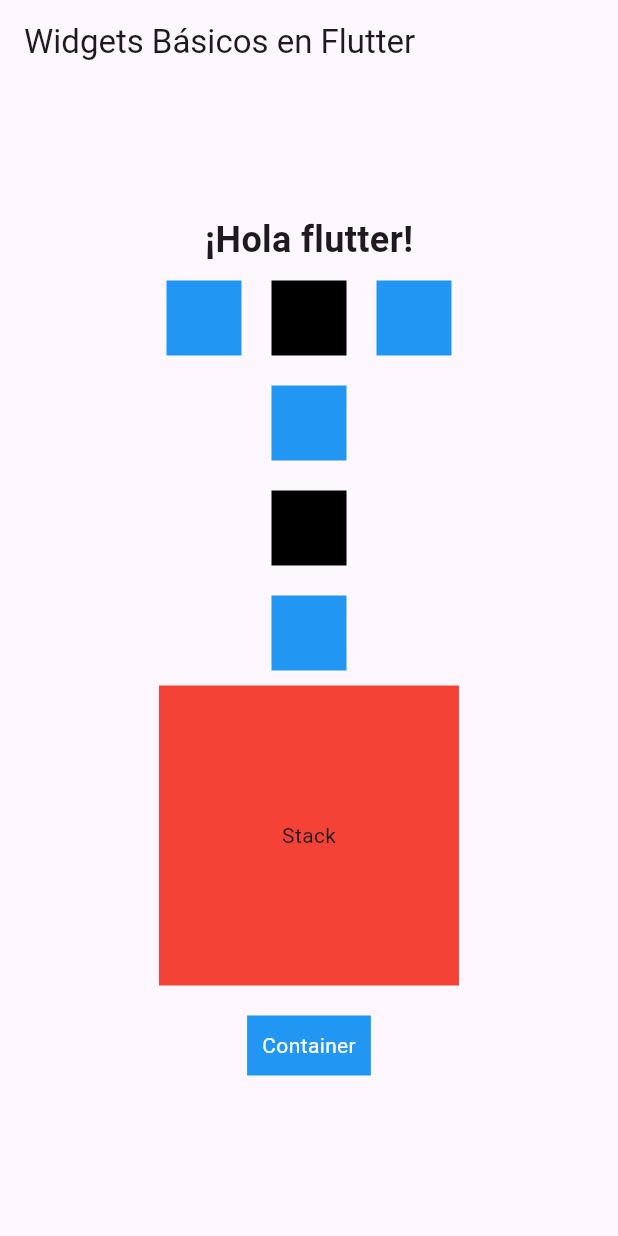
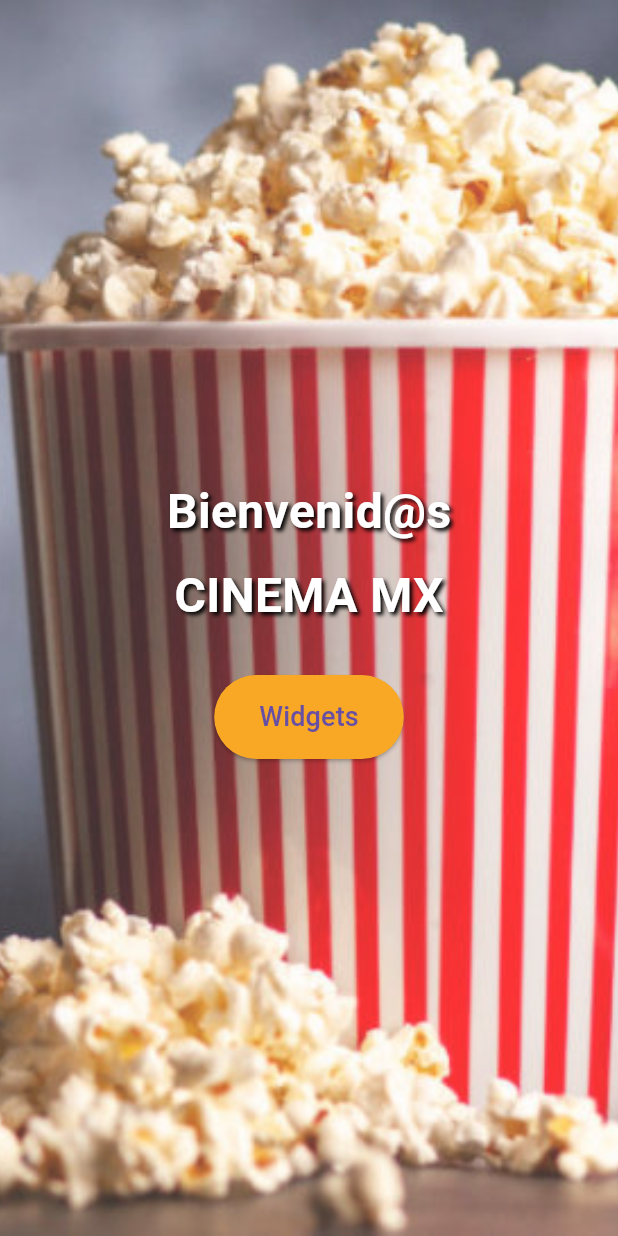
Before and after one commit to ivan14/3.5.-Home-screen, a Flutter app: the screen it shows after launch, on a phone screen of 412 x 824 dp. Run offline on Flutter 3.47's test engine with Material 3 defaults, Android fonts, the phone set to English and light mode, and no system bars.

Commit message:
Moviendo proyecto a '3.5. Home Screen'

```diff
--- /dev/null
+++ b/lib/inicio.dart
@@ -0,0 +1,82 @@
+import 'package:flutter/material.dart';
+import 'widgets.dart';
+
+class InicioScreen extends StatelessWidget {
+  const InicioScreen({super.key});
+
+  @override
+  Widget build(BuildContext context) {
+    return Scaffold(
+      body: Stack(
+        children: [
+
+          Container(
+            decoration: const BoxDecoration(
+              image: DecorationImage(
+                image: AssetImage('assets/fondo.jpeg'),
+                fit: BoxFit.cover,
+                opacity: 0.8,
+              ),
+            ),
+          ),
+          // Contenido
+          Center(
+            child: Column(
+              mainAxisAlignment: MainAxisAlignment.center,
+              children: [
+                const Text(
+                  'Bienvenid@s',
+                  style: TextStyle(
+                    fontSize: 32,
+                    fontWeight: FontWeight.bold,
+                    color: Colors.white,
+                    shadows: [
+                      Shadow(
+                        offset: Offset(2.0, 2.0),
+                        blurRadius: 3.0,
+                        color: Colors.black,
+                      ),
+                    ],
+                  ),
+                ),
+                const SizedBox(height: 10),
+                const Text(
+                  'CINEMA MX',
+                  style: TextStyle(
+                    fontSize: 32,
+                    fontWeight: FontWeight.bold,
+                    color: Colors.white,
+                    shadows: [
+                      Shadow(
+                        offset: Offset(2.0, 2.0),
+                        blurRadius: 3.0,
+                        color: Colors.black,
+                      ),
+                    ],
+                  ),
+                ),
+                const SizedBox(height: 30),
+                ElevatedButton(
+                  onPressed: () {
+                    Navigator.push(
+                      context,
+                      MaterialPageRoute(builder: (context) => const WidgetsScreen()),
+                    );
+                  },
+                  style: ElevatedButton.styleFrom(
+                    backgroundColor: Colors.yellow[800],
+                    padding: const EdgeInsets.symmetric(horizontal: 30, vertical: 15),
+                  ),
+                  child: const Text(
+                    'Widgets',
+                    style: TextStyle(fontSize: 18),
+                  ),
+                ),
+              ],
+            ),
+          ),
+        ],
+      ),
+    );
+  }
+}
--- a/lib/main.dart
+++ b/lib/main.dart
@@ -1,4 +1,5 @@
 import 'package:flutter/material.dart';
+import 'inicio.dart';
 
 void main() {
   runApp(const MyApp());
@@ -10,94 +11,9 @@ class MyApp extends StatelessWidget {
   @override
   Widget build(BuildContext context) {
     return MaterialApp(
-      title: 'LDSW -3.4 Widgets Básicos',
-      home: Scaffold(
-        appBar: AppBar(
-          title: const Text('Widgets Básicos en Flutter'),
-        ),
-        body: Center(
-          child: Column(
-            mainAxisAlignment: MainAxisAlignment.center,
-            children: [
-              // Widget Text
-              const Text(
-                '¡Hola flutter!',
-                style: TextStyle(fontSize: 24, fontWeight: FontWeight.bold),
-              ),
-              // Widget Row
-              Row(
-                mainAxisAlignment: MainAxisAlignment.center,
-                children: [
-                  Container(
-                    margin: const EdgeInsets.all(10),
-                    color: Colors.blue,
-                    width: 50,
-                    height: 50,
-                  ),
-                  Container(
-                    margin: const EdgeInsets.all(10),
-                    color: Colors.black,
-                    width: 50,
-                    height: 50,
-                  ),
-                  Container(
-                    margin: const EdgeInsets.all(10),
-                    color: Colors.blue,
-                    width: 50,
-                    height: 50,
-                  ),
-                ],
-              ),
-              // Widget Column
-              Column(
-                mainAxisAlignment: MainAxisAlignment.center,
-                children: [
-                  Container(
-                    margin: const EdgeInsets.all(10),
-                    color: Colors.blue,
-                    width: 50,
-                    height: 50,
-                  ),
-                  Container(
-                    margin: const EdgeInsets.all(10),
-                    color: Colors.black,
-                    width: 50,
-                    height: 50,
-                  ),
-                  Container(
-                    margin: const EdgeInsets.all(10),
-                    color: Colors.blue,
-                    width: 50,
-                    height: 50,
-                  ),
-                ],
-              ),
-              // Widget Stack
-              Stack(
-                alignment: Alignment.center,
-                children: [
-                  Container(
-                    width: 200,
-                    height: 200,
-                    color: Colors.red,
-                  ),
-                  const Text('Stack'),
-                ],
-              ),//
-              // Widget Container
-              Container(
-                margin: const EdgeInsets.all(20),
-                padding: const EdgeInsets.all(10),
-                color: Colors.blue,
-                child: const Text(
-                  'Container',
-                  style: TextStyle(color: Colors.white),
-                ),
-              ),
-            ],
-          ),
-        ),
-      ),
+      title: 'LDSW -3.4 Widgets',
+      theme: ThemeData(primarySwatch: Colors.blue),
+      home: const InicioScreen(),
     );
   }
 }
--- a/pubspec.yaml
+++ b/pubspec.yaml
@@ -51,6 +51,8 @@ dev_dependencies:
 
 # The following section is specific to Flutter packages.
 flutter:
+  assets:
+    - assets/fondo.jpeg
 
   # The following line ensures that the Material Icons font is
   # included with your application, so that you can use the icons in
```
Also changed, not shown: lib/widgets.dart (added, +99 -0 lines), assets/fondo.jpeg (added).
